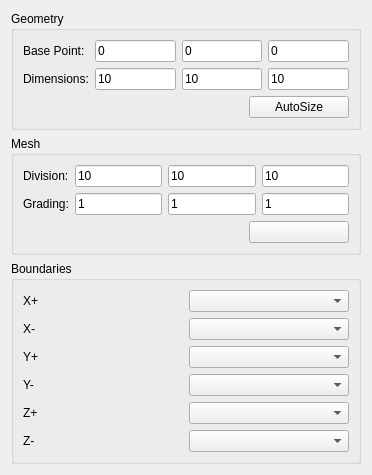
Qt form GUIDialog/GUIMeshDialog/MeshBaseTypeBoxWidget.ui (eeaapp6/AppFlow-Agent) before a commit.
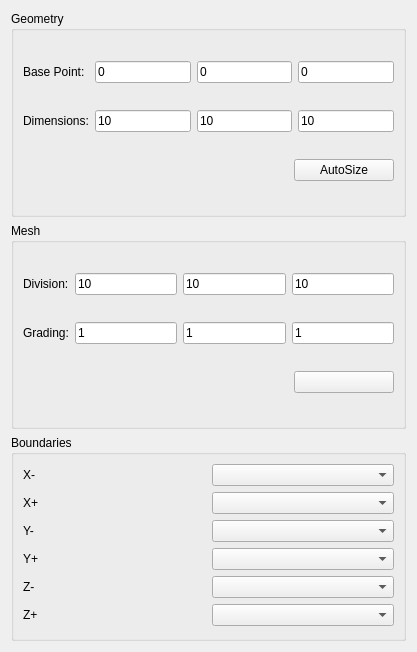
The same form after that commit.

Commit message: 立方体网格参数边界顺序错误问题修复

The edit to the form file:
```diff
--- a/GUIDialog/GUIMeshDialog/MeshBaseTypeBoxWidget.ui
+++ b/GUIDialog/GUIMeshDialog/MeshBaseTypeBoxWidget.ui
@@ -6,8 +6,8 @@
    <rect>
     <x>0</x>
     <y>0</y>
-    <width>372</width>
-    <height>436</height>
+    <width>417</width>
+    <height>652</height>
    </rect>
   </property>
   <property name="windowTitle">
@@ -233,65 +233,65 @@
        </property>
        <layout class="QGridLayout" name="gridLayout_3">
         <item row="0" column="0">
-         <widget class="QLabel" name="label_X1">
-          <property name="text">
-           <string>X+</string>
-          </property>
-         </widget>
-        </item>
-        <item row="0" column="1">
-         <widget class="QComboBox" name="comboBox_X1"/>
-        </item>
-        <item row="1" column="0">
          <widget class="QLabel" name="label_X0">
           <property name="text">
            <string>X-</string>
           </property>
          </widget>
         </item>
-        <item row="1" column="1">
+        <item row="0" column="1">
          <widget class="QComboBox" name="comboBox_X0"/>
         </item>
+        <item row="1" column="0">
+         <widget class="QLabel" name="label_X1">
+          <property name="text">
+           <string>X+</string>
+          </property>
+         </widget>
+        </item>
+        <item row="1" column="1">
+         <widget class="QComboBox" name="comboBox_X1"/>
+        </item>
         <item row="2" column="0">
-         <widget class="QLabel" name="label_Y1">
-          <property name="text">
-           <string>Y+</string>
-          </property>
-         </widget>
-        </item>
-        <item row="2" column="1">
-         <widget class="QComboBox" name="comboBox_Y1"/>
-        </item>
-        <item row="3" column="0">
          <widget class="QLabel" name="label_Y0">
           <property name="text">
            <string>Y-</string>
           </property>
          </widget>
         </item>
-        <item row="3" column="1">
+        <item row="2" column="1">
          <widget class="QComboBox" name="comboBox_Y0"/>
         </item>
+        <item row="3" column="0">
+         <widget class="QLabel" name="label_Y1">
+          <property name="text">
+           <string>Y+</string>
+          </property>
+         </widget>
+        </item>
+        <item row="3" column="1">
+         <widget class="QComboBox" name="comboBox_Y1"/>
+        </item>
         <item row="4" column="0">
-         <widget class="QLabel" name="label_Z1">
-          <property name="text">
-           <string>Z+</string>
-          </property>
-         </widget>
-        </item>
-        <item row="4" column="1">
-         <widget class="QComboBox" name="comboBox_Z1"/>
-        </item>
-        <item row="5" column="0">
          <widget class="QLabel" name="label_Z0">
           <property name="text">
            <string>Z-</string>
           </property>
          </widget>
         </item>
-        <item row="5" column="1">
+        <item row="4" column="1">
          <widget class="QComboBox" name="comboBox_Z0"/>
         </item>
+        <item row="5" column="0">
+         <widget class="QLabel" name="label_Z1">
+          <property name="text">
+           <string>Z+</string>
+          </property>
+         </widget>
+        </item>
+        <item row="5" column="1">
+         <widget class="QComboBox" name="comboBox_Z1"/>
+        </item>
        </layout>
       </widget>
      </item>
```
The commit also changes 1 other file.
